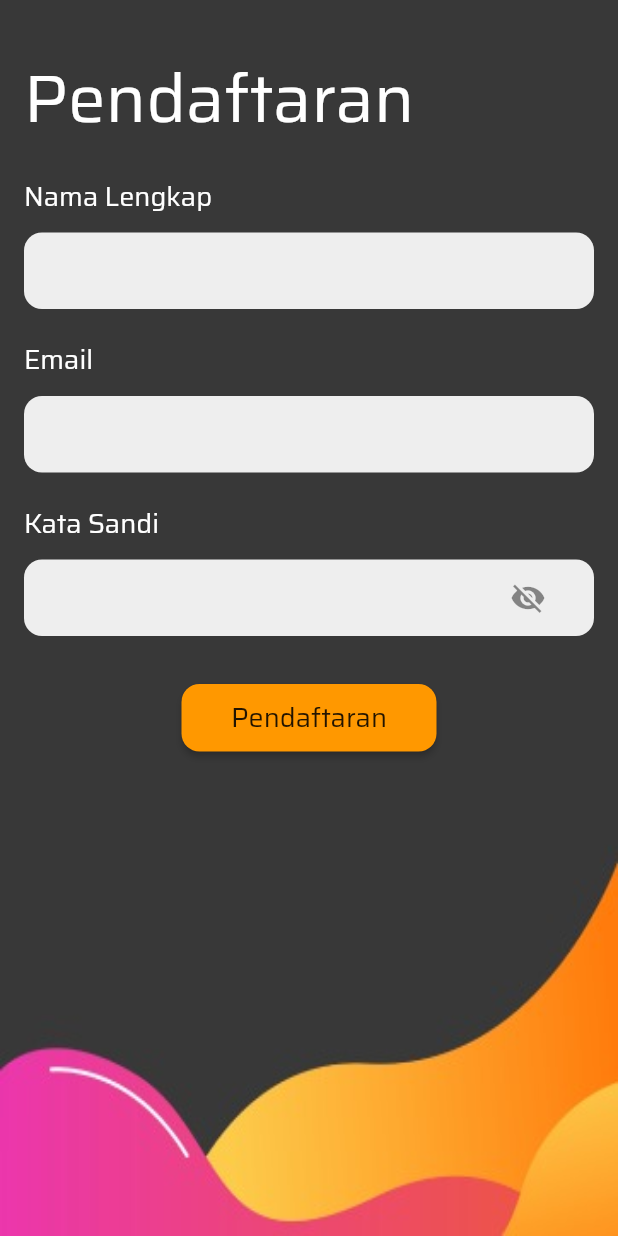
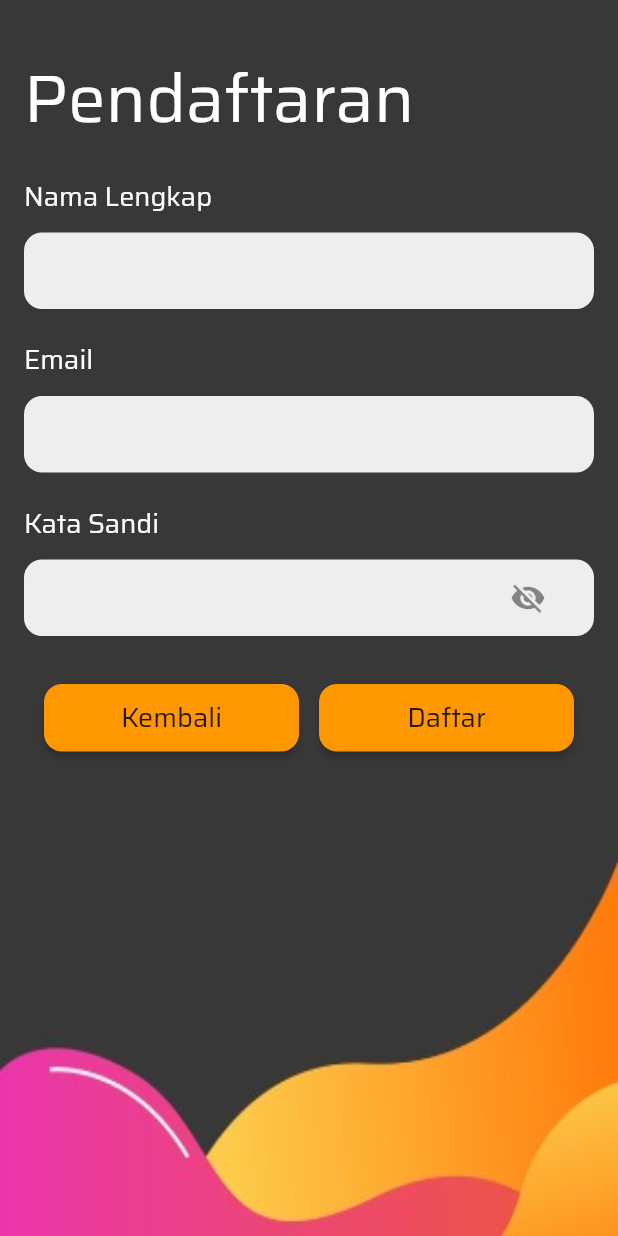
Before and after one commit to ridotobing231/catatan_keuangan, a Flutter app: the screen it shows after launch, after a tap on "Pendaftaran", on a phone screen of 412 x 824 dp. Run offline on Flutter 3.47's test engine with Material 2 defaults, Android fonts, the phone set to English and light mode, and no system bars; our stand-ins replace charts_flutter, cloud_firestore, firebase_auth, firebase_core, flutter_masked_text2, flutter_spinkit and 1 more; accounts and stored records are empty; statements that could not run were skipped.

Commit message:
perbaikan tampilan pada register, chart, dan add atau edit screen

```diff
--- a/lib/main.dart
+++ b/lib/main.dart
@@ -11,10 +11,47 @@ void main() async {
   runApp(MyApp());
 }
 
+class Splash extends StatelessWidget {
+  const Splash({Key? key}) : super(key: key);
+
+  @override
+  Widget build(BuildContext context) {
+    return Scaffold(
+      body: Container(
+          width: MediaQuery.of(context).size.width,
+          height: MediaQuery.of(context).size.height,
+          child: Image.asset(
+            'assets/images/blur.jpg',
+            fit: BoxFit.cover,
+          ),
+        ),
+    );
+  }
+}
+
+class Init {
+  Init._();
+
+  static final instance = Init._();
+
+  Future initialize() async {
+    // This is where you can initialize the resources needed by your app while
+    // the splash screen is displayed.  Remove the following example because
+    // delaying the user experience is a bad design practice!
+    await Future.delayed(const Duration(milliseconds: 2500));
+  }
+}
+
 class MyApp extends StatelessWidget {
   @override
   Widget build(BuildContext context) {
-
+    return FutureBuilder(
+      future: Init.instance.initialize(),
+      builder: (context, AsyncSnapshot snapshot) {
+        /// Show splash screen while waiting for app resources to load:
+        if (snapshot.connectionState == ConnectionState.waiting) {
+          return const MaterialApp(home: Splash());
+        } else {
           /// cek apakah pengguna sudah login sebelumnya atau belum, jika sudah langsung masuk ke homepage, jika belum masuk ke login
           User? user = FirebaseAuth.instance.currentUser;
           if (user != null) {
@@ -33,4 +70,7 @@ class MyApp extends StatelessWidget {
             );
           }
         }
+      },
+    );
   }
+}
--- a/lib/screens/auth/login_screen.dart
+++ b/lib/screens/auth/login_screen.dart
@@ -139,15 +139,7 @@ class _LoginScreenState extends State<LoginScreen> {
                         },
                       ),
                     ),
-                    SizedBox(
-                      height: 10,
-                    ),
-                    Text(
-                      'Atau Masuk dengan?',
-                      style: TextStyle(
-                        color: Colors.white,
-                      ),
-                    ),
+
                     SizedBox(
                       height: 16,
                     ),
@@ -165,6 +157,27 @@ class _LoginScreenState extends State<LoginScreen> {
                     Row(
                       mainAxisAlignment: MainAxisAlignment.spaceAround,
                       children: [
+                        Container(
+                          width: 150,
+                          height: 45,
+                          child: RaisedButton(
+                            onPressed: () {
+                              Route route = MaterialPageRoute(
+                                  builder: (context) => RegisterScreen());
+                              Navigator.push(context, route);
+                            },
+                            color: Colors.orange,
+                            shape: RoundedRectangleBorder(
+                              borderRadius: BorderRadius.circular(12),
+                            ),
+                            child: Text(
+                              'Pendaftaran',
+                              style: TextStyle(
+                                fontSize: 18,
+                              ),
+                            ),
+                          ),
+                        ),
                         Container(
                           width: 140,
                           height: 45,
@@ -213,27 +226,7 @@ class _LoginScreenState extends State<LoginScreen> {
                             ),
                           ),
                         ),
-                        Container(
-                          width: 150,
-                          height: 45,
-                          child: RaisedButton(
-                            onPressed: () {
-                              Route route = MaterialPageRoute(
-                                  builder: (context) => RegisterScreen());
-                              Navigator.push(context, route);
-                            },
-                            color: Colors.orange,
-                            shape: RoundedRectangleBorder(
-                              borderRadius: BorderRadius.circular(12),
-                            ),
-                            child: Text(
-                              'Pendaftaran',
-                              style: TextStyle(
-                                fontSize: 18,
-                              ),
-                            ),
-                          ),
-                        ),
+
                       ],
                     ),
                   ],
--- a/lib/screens/auth/register_screen.dart
+++ b/lib/screens/auth/register_screen.dart
@@ -190,8 +190,29 @@ class _RegisterScreenState extends State<RegisterScreen> {
                     SizedBox(
                       height: 16,
                     ),
-                    Center(
-                      child: Container(
+                    Row(
+                      mainAxisAlignment: MainAxisAlignment.spaceEvenly,
+                      children: [
+                        Container(
+                          width: 170,
+                          height: 45,
+                          child: RaisedButton(
+                            onPressed: () async {
+                              Navigator.of(context).pop();
+                            },
+                            color: Colors.orange,
+                            shape: RoundedRectangleBorder(
+                              borderRadius: BorderRadius.circular(12),
+                            ),
+                            child: Text(
+                              'Kembali',
+                              style: TextStyle(
+                                fontSize: 18,
+                              ),
+                            ),
+                          ),
+                        ),
+                        Container(
                           width: 170,
                           height: 45,
                           child: RaisedButton(
@@ -223,6 +244,7 @@ class _RegisterScreenState extends State<RegisterScreen> {
                                     _nameController.clear();
                                     _passwordController.clear();
                                   });
+
                                 } else {
                                   setState(() {
                                     _visible = false;
@@ -236,13 +258,14 @@ class _RegisterScreenState extends State<RegisterScreen> {
                               borderRadius: BorderRadius.circular(12),
                             ),
                             child: Text(
-                            'Pendaftaran',
+                              'Daftar',
                               style: TextStyle(
                                 fontSize: 18,
                               ),
                             ),
                           ),
-                      ),
+                        )
+                      ] ,
                     ),
                   ],
                 ),
--- a/lib/screens/homepage/chart_screen.dart
+++ b/lib/screens/homepage/chart_screen.dart
@@ -235,6 +235,9 @@ class _ChartScreenState extends State<ChartScreen> {
 
                 Container(
                   height: 300,
+                  margin: EdgeInsets.only(
+                    left: 16,
+                  ),
                   child: charts.BarChart(
                     _createSampleData(
                       CRUD.jan,
--- a/lib/screens/homepage/note_add_screen.dart
+++ b/lib/screens/homepage/note_add_screen.dart
@@ -456,6 +456,7 @@ class _NoteAddScreenState extends State<NoteAddScreen> {
                                 _descriptionController.clear();
                                 _selectedCategory = null;
                                 _date = "Pilih Tanggal Catatan";
+                                Navigator.of(context).pop();
                               });
                             } else {
                               toast('Seluruh kolom harus terisi');
--- a/lib/screens/homepage/note_edit_screen.dart
+++ b/lib/screens/homepage/note_edit_screen.dart
@@ -449,6 +449,7 @@ class _NoteEditScreenState extends State<NoteEditScreen> {
 
                               setState(() {
                                 _visibility = false;
+                                Navigator.of(context).pop();
                               });
                             } else {
                               toast('Seluruh kolom harus terisi');
--- a/pubspec.yaml
+++ b/pubspec.yaml
@@ -46,6 +46,7 @@ dependencies:
   shimmer: ^2.0.0
   flutter_masked_text2: ^0.9.1
   charts_flutter: ^0.12.0
+  flutter_native_splash:
 
 dev_dependencies:
   flutter_test:
```
Also changed, not shown: lib/screens/homepage/option_screen.dart (+0 -39 lines), assets/images/blur.jpg (added), pubspec.lock, 2 other files. Lines whose indentation alone changed are shown as unchanged.
